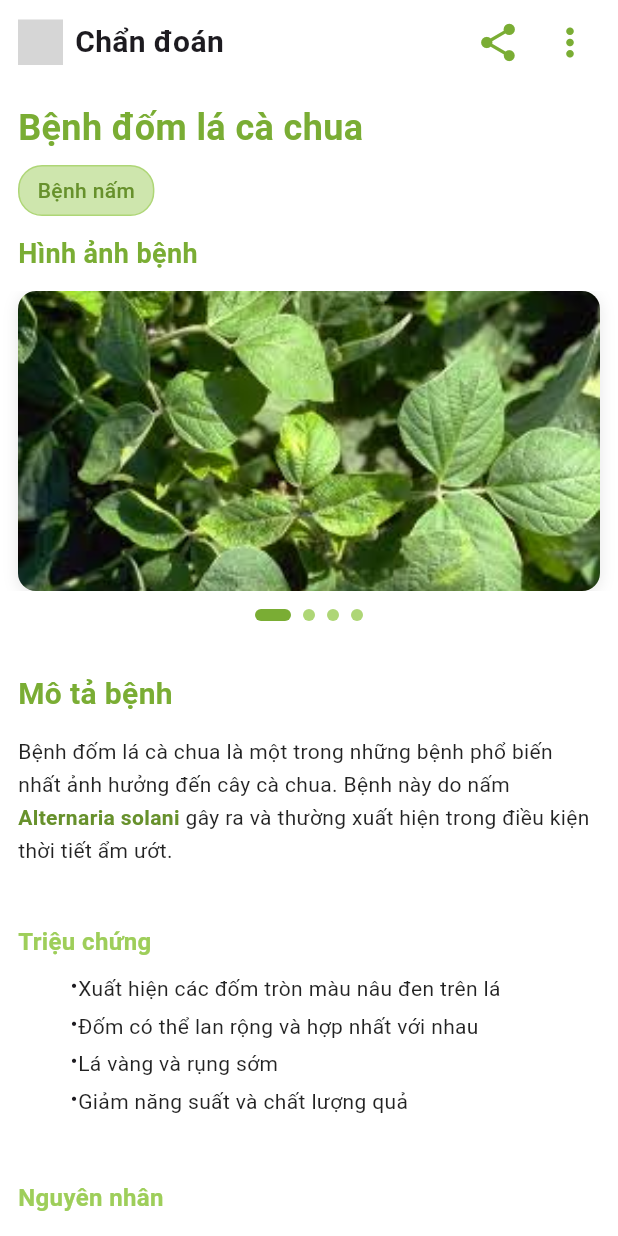
After one commit to NDHunq/SE505_Plantheon, a Flutter app: the DiseaseDescriptionScreen screen opened directly, on a phone screen of 412 x 824 dp. The commit adds this screen. Run offline on Flutter 3.47's test engine with Material 3 defaults, Android fonts, the light colour scheme and no system bars; drawn by our look-alikes of flutter_html; our stand-ins replace flutter_svg; missing offline and left inert: styled_divider; grey boxes are pictures that could not be loaded.

Commit message:
feat(diseaseDescription): create diseaseDecription page

```diff
--- /dev/null
+++ b/lib/demo_disease_description.dart
@@ -0,0 +1,19 @@
+import 'package:flutter/material.dart';
+import 'package:se501_plantheon/presentation/screens/home/diseaseDescription.dart';
+
+void main() {
+  runApp(const MyApp());
+}
+
+class MyApp extends StatelessWidget {
+  const MyApp({super.key});
+
+  @override
+  Widget build(BuildContext context) {
+    return MaterialApp(
+      title: 'Plantheon Disease Description Demo',
+      theme: ThemeData(primarySwatch: Colors.green, useMaterial3: true),
+      home: const DiseaseDescriptionScreen(),
+    );
+  }
+}
--- a/lib/presentation/screens/diary/dayDetail.dart
+++ b/lib/presentation/screens/diary/dayDetail.dart
@@ -2,7 +2,7 @@ import 'package:flutter/material.dart';
 import 'package:flutter_svg/flutter_svg.dart';
 import 'package:se501_plantheon/presentation/screens/diary/addNew.dart';
 import 'package:se501_plantheon/presentation/screens/diary/billOfDay.dart';
-import 'package:se501_plantheon/presentation/screens/diary/widgets/navigation.dart';
+import 'package:se501_plantheon/common/widgets/topnavigation/navigation.dart';
 import 'package:se501_plantheon/presentation/screens/diary/widgets/task.dart';
 import 'package:se501_plantheon/core/configs/theme/app_colors.dart';
 import 'package:se501_plantheon/core/configs/assets/app_vectors.dart';
--- a/lib/presentation/screens/diary/diary.dart
+++ b/lib/presentation/screens/diary/diary.dart
@@ -1,5 +1,5 @@
 import 'package:flutter/material.dart';
-import 'package:se501_plantheon/presentation/screens/diary/widgets/navigation.dart';
+import 'package:se501_plantheon/common/widgets/topnavigation/navigation.dart';
 import 'package:se501_plantheon/core/configs/constants/constraints.dart';
 import 'package:se501_plantheon/presentation/screens/diary/month.dart';
 import 'package:se501_plantheon/presentation/screens/diary/addNew.dart';
--- /dev/null
+++ b/lib/presentation/screens/home/diseaseDescription.dart
@@ -0,0 +1,319 @@
+import 'package:flutter/material.dart';
+import 'package:flutter_html/flutter_html.dart';
+import 'package:se501_plantheon/common/widgets/topnavigation/navigation.dart';
+import 'package:se501_plantheon/core/configs/constants/constraints.dart';
+import 'package:se501_plantheon/core/configs/theme/app_colors.dart';
+
+class DiseaseDescriptionScreen extends StatefulWidget {
+  const DiseaseDescriptionScreen({super.key});
+
+  @override
+  State<DiseaseDescriptionScreen> createState() =>
+      _DiseaseDescriptionScreenState();
+}
+
+class _DiseaseDescriptionScreenState extends State<DiseaseDescriptionScreen> {
+  final PageController _pageController = PageController();
+  int _currentImageIndex = 0;
+
+  // Mock data cho bệnh
+  final String diseaseName = "Bệnh đốm lá cà chua";
+  final String diseaseType = "Bệnh nấm";
+  final List<String> diseaseImages = [
+    "assets/images/plants.jpg",
+    "assets/images/plants.jpg",
+    "assets/images/plants.jpg",
+    "assets/images/plants.jpg",
+  ];
+
+  // Mock HTML content
+  final String htmlContent = """
+    <div style="font-family: Arial, sans-serif; line-height: 1.6;">
+      <h2 style="color: #2E7D32; margin-bottom: 16px;">Mô tả bệnh</h2>
+      <p style="margin-bottom: 16px;">
+        Bệnh đốm lá cà chua là một trong những bệnh phổ biến nhất ảnh hưởng đến cây cà chua.
+        Bệnh này do nấm <strong>Alternaria solani</strong> gây ra và thường xuất hiện trong
+        điều kiện thời tiết ẩm ướt.
+      </p>
+
+      <h3 style="color: #388E3C; margin-top: 24px; margin-bottom: 12px;">Triệu chứng</h3>
+      <ul style="margin-bottom: 16px;">
+        <li>Xuất hiện các đốm tròn màu nâu đen trên lá</li>
+        <li>Đốm có thể lan rộng và hợp nhất với nhau</li>
+        <li>Lá vàng và rụng sớm</li>
+        <li>Giảm năng suất và chất lượng quả</li>
+      </ul>
+
+      <h3 style="color: #388E3C; margin-top: 24px; margin-bottom: 12px;">Nguyên nhân</h3>
+      <p style="margin-bottom: 16px;">
+        Bệnh phát triển mạnh trong điều kiện:
+      </p>
+      <ul style="margin-bottom: 16px;">
+        <li>Độ ẩm cao (>80%)</li>
+        <li>Nhiệt độ từ 20-30°C</li>
+        <li>Mưa nhiều hoặc tưới nước quá mức</li>
+        <li>Thiếu ánh sáng mặt trời</li>
+      </ul>
+
+      <h3 style="color: #388E3C; margin-top: 24px; margin-bottom: 12px;">Cách phòng trừ</h3>
+      <ol style="margin-bottom: 16px;">
+        <li><strong>Biện pháp canh tác:</strong>
+          <ul>
+            <li>Trồng với mật độ phù hợp</li>
+            <li>Tưới nước vào gốc, tránh làm ướt lá</li>
+            <li>Vệ sinh đồng ruộng, loại bỏ lá bệnh</li>
+          </ul>
+        </li>
+        <li><strong>Biện pháp hóa học:</strong>
+          <ul>
+            <li>Sử dụng thuốc trừ nấm như Mancozeb, Chlorothalonil</li>
+            <li>Phun định kỳ 7-10 ngày/lần</li>
+            <li>Luân phiên các loại thuốc để tránh kháng thuốc</li>
+          </ul>
+        </li>
+      </ol>
+
+      <div style="background-color: #E8F5E8; padding: 16px; border-radius: 8px; margin-top: 24px;">
+        <h4 style="color: #2E7D32; margin-bottom: 8px;">💡 Lưu ý quan trọng</h4>
+        <p style="margin: 0;">
+          Phát hiện sớm và xử lý kịp thời sẽ giúp giảm thiểu thiệt hại.
+          Nên kiểm tra cây thường xuyên, đặc biệt trong mùa mưa.
+        </p>
+      </div>
+    </div>
+  """;
+
+  @override
+  void dispose() {
+    _pageController.dispose();
+    super.dispose();
+  }
+
+  @override
+  Widget build(BuildContext context) {
+    return Scaffold(
+      backgroundColor: Colors.white,
+      appBar: CustomNavigationBar(
+        title: "Chẩn đoán",
+        showBackButton: true,
+        actions: [
+          CommonNavigationActions.share(
+            onPressed: () {
+              // TODO: Implement share functionality
+              ScaffoldMessenger.of(context).showSnackBar(
+                const SnackBar(
+                  content: Text('Chức năng chia sẻ đang được phát triển'),
+                ),
+              );
+            },
+          ),
+          CommonNavigationActions.menu(
+            onPressed: () {
+              // TODO: Implement menu functionality
+              ScaffoldMessenger.of(context).showSnackBar(
+                const SnackBar(content: Text('Menu đang được phát triển')),
+              );
+            },
+          ),
+        ],
+      ),
+      body: SingleChildScrollView(
+        child: Column(
+          crossAxisAlignment: CrossAxisAlignment.start,
+          children: [
+            // Disease Info Section
+            _buildDiseaseInfoSection(),
+
+            // Image Carousel Section
+            _buildImageCarouselSection(),
+
+            // HTML Content Section
+            _buildHtmlContentSection(),
+          ],
+        ),
+      ),
+    );
+  }
+
+  Widget _buildDiseaseInfoSection() {
+    return Container(
+      width: double.infinity,
+      padding: const EdgeInsets.all(AppConstraints.mainPadding),
+      child: Column(
+        crossAxisAlignment: CrossAxisAlignment.start,
+        children: [
+          Text(
+            diseaseName,
+            style: const TextStyle(
+              fontSize: 24,
+              fontWeight: FontWeight.bold,
+              color: AppColors.primary_600,
+            ),
+          ),
+          const SizedBox(height: 8),
+          Container(
+            padding: const EdgeInsets.symmetric(horizontal: 12, vertical: 6),
+            decoration: BoxDecoration(
+              color: AppColors.primary_100,
+              borderRadius: BorderRadius.circular(16),
+              border: Border.all(color: AppColors.primary_300),
+            ),
+            child: Text(
+              diseaseType,
+              style: const TextStyle(
+                fontSize: 14,
+                fontWeight: FontWeight.w500,
+                color: AppColors.primary_700,
+              ),
+            ),
+          ),
+        ],
+      ),
+    );
+  }
+
+  Widget _buildImageCarouselSection() {
+    return Column(
+      crossAxisAlignment: CrossAxisAlignment.start,
+      children: [
+        const Padding(
+          padding: EdgeInsets.symmetric(horizontal: AppConstraints.mainPadding),
+          child: Text(
+            "Hình ảnh bệnh",
+            style: TextStyle(
+              fontSize: 18,
+              fontWeight: FontWeight.w600,
+              color: AppColors.primary_600,
+            ),
+          ),
+        ),
+        const SizedBox(height: 12),
+        SizedBox(
+          height: 200,
+          child: PageView.builder(
+            controller: _pageController,
+            onPageChanged: (index) {
+              setState(() {
+                _currentImageIndex = index;
+              });
+            },
+            itemCount: diseaseImages.length,
+            itemBuilder: (context, index) {
+              return Container(
+                margin: const EdgeInsets.symmetric(
+                  horizontal: AppConstraints.mainPadding,
+                ),
+                decoration: BoxDecoration(
+                  borderRadius: BorderRadius.circular(12),
+                  boxShadow: [
+                    BoxShadow(
+                      color: Colors.black.withOpacity(0.1),
+                      blurRadius: 8,
+                      offset: const Offset(0, 2),
+                    ),
+                  ],
+                ),
+                child: ClipRRect(
+                  borderRadius: BorderRadius.circular(12),
+                  child: Image.asset(
+                    diseaseImages[index],
+                    fit: BoxFit.cover,
+                    width: double.infinity,
+                    errorBuilder: (context, error, stackTrace) {
+                      return Container(
+                        color: AppColors.primary_100,
+                        child: const Center(
+                          child: Icon(
+                            Icons.image,
+                            size: 50,
+                            color: AppColors.primary_400,
+                          ),
+                        ),
+                      );
+                    },
+                  ),
+                ),
+              );
+            },
+          ),
+        ),
+        const SizedBox(height: 12),
+        // Page indicators
+        Center(
+          child: Row(
+            mainAxisSize: MainAxisSize.min,
+            children: List.generate(
+              diseaseImages.length,
+              (index) => Container(
+                margin: const EdgeInsets.symmetric(horizontal: 4),
+                width: _currentImageIndex == index ? 24 : 8,
+                height: 8,
+                decoration: BoxDecoration(
+                  color: _currentImageIndex == index
+                      ? AppColors.primary_600
+                      : AppColors.primary_300,
+                  borderRadius: BorderRadius.circular(4),
+                ),
+              ),
+            ),
+          ),
+        ),
+        const SizedBox(height: 24),
+      ],
+    );
+  }
+
+  Widget _buildHtmlContentSection() {
+    return Container(
+      width: double.infinity,
+      padding: const EdgeInsets.all(AppConstraints.mainPadding),
+      child: Column(
+        crossAxisAlignment: CrossAxisAlignment.start,
+        children: [
+          Html(
+            data: htmlContent,
+            style: {
+              "body": Style(margin: Margins.zero, padding: HtmlPaddings.zero),
+              "h2": Style(
+                color: AppColors.primary_600,
+                fontSize: FontSize(20),
+                fontWeight: FontWeight.bold,
+                margin: Margins.only(bottom: 16),
+              ),
+              "h3": Style(
+                color: AppColors.primary_400,
+                fontSize: FontSize(16),
+                fontWeight: FontWeight.w600,
+                margin: Margins.only(top: 24, bottom: 12),
+              ),
+              "h4": Style(
+                color: AppColors.primary_600,
+                fontSize: FontSize(14),
+                fontWeight: FontWeight.w600,
+                margin: Margins.only(bottom: 8),
+              ),
+              "p": Style(
+                fontSize: FontSize(14),
+                lineHeight: const LineHeight(1.6),
+                margin: Margins.only(bottom: 16),
+                color: Colors.black87,
+              ),
+              "ul": Style(margin: Margins.only(bottom: 16)),
+              "ol": Style(margin: Margins.only(bottom: 16)),
+              "li": Style(
+                fontSize: FontSize(14),
+                lineHeight: const LineHeight(1.5),
+                margin: Margins.only(bottom: 4),
+                color: Colors.black87,
+              ),
+              "strong": Style(
+                fontWeight: FontWeight.bold,
+                color: AppColors.primary_700,
+              ),
+            },
+          ),
+        ],
+      ),
+    );
+  }
+}
--- a/pubspec.yaml
+++ b/pubspec.yaml
@@ -1,6 +1,6 @@
 name: se501_plantheon
 description: "A new Flutter project."
-publish_to: 'none'
+publish_to: "none"
 version: 0.1.0
 
 environment:
@@ -12,6 +12,7 @@ dependencies:
   flutter_svg:
   table_calendar: ^3.0.9
   styled_divider: ^1.0.5
+  flutter_html: ^3.0.0-beta.2
 
 dev_dependencies:
   flutter_test:
```
Also changed, not shown: lib/common/widgets/topnavigation/navigation.dart (renamed from lib/presentation/screens/diary/widgets/navigation.dart), pubspec.lock.
